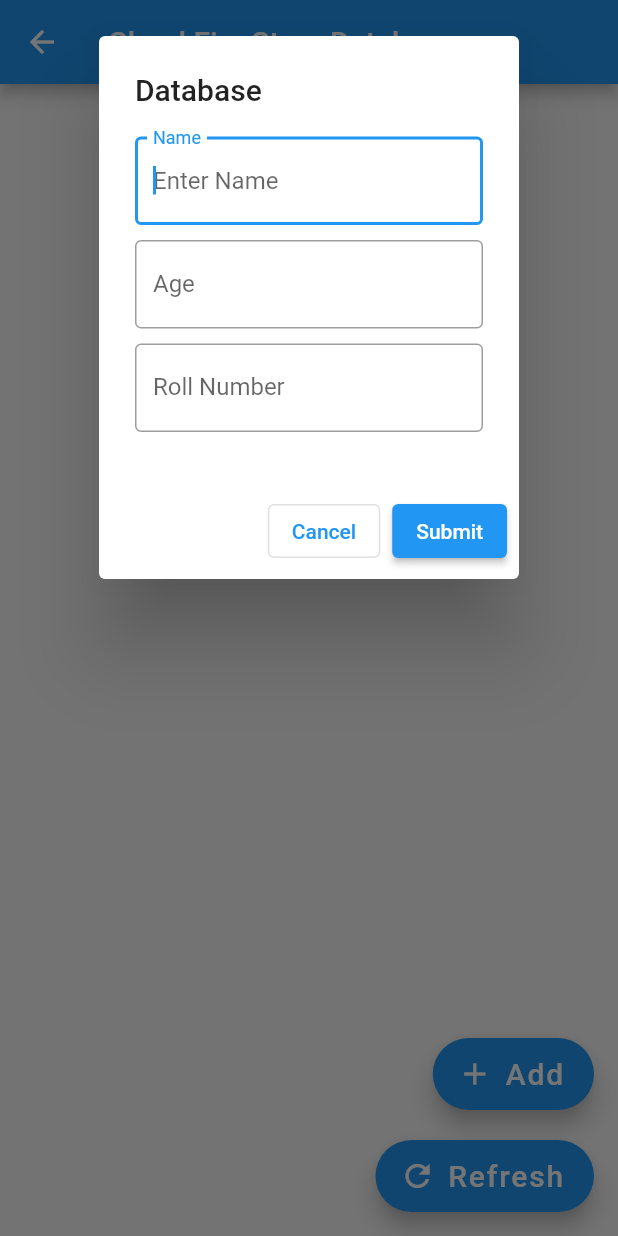
After one commit to gajeraajay2001/Flutter-Fire-01, a Flutter app: the CloudFireStoreDBPage screen opened by its route, after a tap on "Add", on a phone screen of 412 x 824 dp. The commit adds this screen. Run offline on Flutter 3.47's test engine with Material 2 defaults, Android fonts, the phone set to English and light mode, and no system bars; drawn by our look-alikes of firebase_database; our stand-ins replace cloud_firestore, email_validator, firebase_auth, firebase_core, google_sign_in; accounts and stored records are empty; network calls fail.

Commit message:
Initial Commit

```diff
--- a/lib/main.dart
+++ b/lib/main.dart
@@ -1,6 +1,8 @@
 import 'package:firebase_core/firebase_core.dart';
 import 'package:flutter/material.dart';
 import 'package:flutterfire01/screens/authentication_page.dart';
+import 'package:flutterfire01/screens/cloudfirestoredb_page.dart';
+import 'package:flutterfire01/screens/realtimedb_page.dart';
 import 'package:flutterfire01/screens/second_page.dart';
 import 'screens/home_screen.dart';
 
@@ -17,6 +19,8 @@ void main() {
         "/": (context) => HomeScreen(),
         AuthenticationPage.routes: (context) => AuthenticationPage(),
         SecondPage.routes: (context) => SecondPage(),
+        RealTimeDBPage.routes: (context) => RealTimeDBPage(),
+        CloudFireStoreDBPage.routes: (context) => CloudFireStoreDBPage(),
       },
     ),
   );
--- /dev/null
+++ b/lib/models/data_Model.dart
@@ -0,0 +1,25 @@
+import 'package:firebase_database/firebase_database.dart';
+
+class DataModel {
+  final String name;
+  final int age;
+  final int rollNumber;
+  DataModel({
+    required this.name,
+    required this.age,
+    required this.rollNumber,
+  });
+
+  DataModel.fromSnapshot(DataSnapshot snapshot)
+      : name = snapshot.value["name"],
+        age = snapshot.value["age"],
+        rollNumber = snapshot.value["rollNumber"];
+
+  toJson() {
+    return {
+      "name": name,
+      "age": age,
+      "rollNumber": rollNumber,
+    };
+  }
+}
--- a/lib/screens/authentication_page.dart
+++ b/lib/screens/authentication_page.dart
@@ -1,6 +1,8 @@
 import 'package:email_validator/email_validator.dart';
 import 'package:firebase_auth/firebase_auth.dart';
 import 'package:flutter/material.dart';
+import 'package:flutterfire01/screens/cloudfirestoredb_page.dart';
+import 'package:flutterfire01/screens/realtimedb_page.dart';
 import 'package:flutterfire01/screens/second_page.dart';
 import 'package:google_sign_in/google_sign_in.dart';
 
@@ -84,6 +86,18 @@ class _AuthenticationPageState extends State<AuthenticationPage> {
                 primary: Colors.redAccent,
                 onPrimary: Colors.black,
               ),
+            ),
+            ElevatedButton(
+              onPressed: () {
+                Navigator.of(context).pushNamed(RealTimeDBPage.routes);
+              },
+              child: Text("RealTime Database"),
+            ),
+            ElevatedButton(
+              onPressed: () {
+                Navigator.of(context).pushNamed(CloudFireStoreDBPage.routes);
+              },
+              child: Text("CloudFireStore Database"),
             ),
           ],
         ),
--- /dev/null
+++ b/lib/screens/cloudfirestoredb_page.dart
@@ -0,0 +1,245 @@
+import 'package:cloud_firestore/cloud_firestore.dart';
+import 'package:firebase_core/firebase_core.dart';
+import 'package:firebase_database/firebase_database.dart';
+import 'package:firebase_database/ui/firebase_animated_list.dart';
+import 'package:flutter/material.dart';
+import 'package:flutterfire01/models/data_Model.dart';
+
+class CloudFireStoreDBPage extends StatefulWidget {
+  static const routes = "cloud_fire_store_db_page";
+  @override
+  _CloudFireStoreDBPageState createState() => _CloudFireStoreDBPageState();
+}
+
+class _CloudFireStoreDBPageState extends State<CloudFireStoreDBPage> {
+  FirebaseFirestore firebaseFirestore = FirebaseFirestore.instance;
+  late QuerySnapshot<Map<String, dynamic>> res;
+  GlobalKey<FormState> _formKey = GlobalKey<FormState>();
+  TextEditingController _nameController = TextEditingController();
+  TextEditingController _ageController = TextEditingController();
+  TextEditingController _rollNumberController = TextEditingController();
+  late DatabaseReference databaseReference;
+  final fb = FirebaseDatabase.instance;
+
+  int id = 1;
+  String name = "";
+  int age = 0, rollNumber = 0;
+  @override
+  void initState() {
+    getData();
+
+    databaseReference = fb.reference();
+    super.initState();
+  }
+
+  getData() async {
+    res = await firebaseFirestore.collection("users").get();
+  }
+
+  @override
+  Widget build(BuildContext context) {
+    return Scaffold(
+      appBar: AppBar(
+        title: Text("Cloud Fire Store Database"),
+      ),
+      body: FirebaseAnimatedList(
+          query: databaseReference,
+          itemBuilder: (context, DataSnapshot snapshot, animation, index) {
+            List<DataModel> data = [];
+            List<QueryDocumentSnapshot<Map<String, dynamic>>> docs = res.docs;
+            docs.forEach((element) {
+              Map<String, dynamic> temp =
+                  element.data().cast<String, dynamic>();
+              data.add(DataModel(
+                  name: temp["name"],
+                  age: temp["age"],
+                  rollNumber: temp["rollNumber"]));
+            });
+            print("data:= $data");
+            return SizedBox(
+              height: MediaQuery.of(context).size.height * 0.9,
+              child: ListView.builder(
+                  itemCount: data.length,
+                  itemBuilder: (context, index) {
+                    return ListTile(
+                      leading: Text(data[index].rollNumber.toString()),
+                      title: Text(data[index].name.toString()),
+                      subtitle: Text("Age := ${data[index].age.toString()}"),
+                      trailing: Wrap(
+                        children: [
+                          IconButton(
+                            onPressed: () {},
+                            icon: Icon(
+                              Icons.delete,
+                              color: Colors.red,
+                            ),
+                          ),
+                        ],
+                      ),
+                    );
+                  }),
+            );
+          }),
+      floatingActionButton: Wrap(
+        crossAxisAlignment: WrapCrossAlignment.end,
+        direction: Axis.vertical,
+        children: [
+          FloatingActionButton.extended(
+            heroTag: null,
+            onPressed: () {
+              getForm();
+            },
+            label: Text(
+              "Add",
+              style: TextStyle(fontSize: 20),
+            ),
+            icon: Icon(Icons.add),
+          ),
+          SizedBox(height: 20),
+          FloatingActionButton.extended(
+            heroTag: null,
+            onPressed: () async {
+              QuerySnapshot<Map<String, dynamic>> res =
+                  await firebaseFirestore.collection("users").get();
+              List<QueryDocumentSnapshot<Map<String, dynamic>>> docs = res.docs;
+              docs.forEach((element) {
+                print(element.data());
+              });
+            },
+            label: Text(
+              "Refresh",
+              style: TextStyle(fontSize: 20),
+            ),
+            icon: Icon(Icons.refresh),
+          ),
+        ],
+      ),
+    );
+  }
+
+  getForm() {
+    showDialog(
+      context: context,
+      builder: (context) {
+        return SingleChildScrollView(
+          child: AlertDialog(
+            title: Text("Database"),
+            content: Form(
+              key: _formKey,
+              child: Column(
+                mainAxisSize: MainAxisSize.min,
+                children: [
+                  TextFormField(
+                    autofocus: true,
+                    controller: _nameController,
+                    textInputAction: TextInputAction.next,
+                    keyboardType: TextInputType.name,
+                    validator: (val) {
+                      if (val!.isEmpty) {
+                        return "Enter Your Name First.......";
+                      }
+                      return null;
+                    },
+                    onSaved: (val) {
+                      setState(() {
+                        name = val!;
+                      });
+                    },
+                    decoration: InputDecoration(
+                      labelText: "Name",
+                      hintText: "Enter Name",
+                      border: OutlineInputBorder(),
+                    ),
+                  ),
+                  SizedBox(height: 10),
+                  TextFormField(
+                    controller: _ageController,
+                    textInputAction: TextInputAction.next,
+                    keyboardType: TextInputType.number,
+                    validator: (val) {
+                      if (val!.isEmpty) {
+                        return "Enter Your Name First.......";
+                      }
+                      if (int.tryParse(val) == null) {
+                        return "Please Enter Valid Age.......";
+                      }
+                      return null;
+                    },
+                    onSaved: (val) {
+                      setState(() {
+                        age = int.parse(val!);
+                      });
+                    },
+                    decoration: InputDecoration(
+                      labelText: "Age",
+                      hintText: "Enter Age",
+                      border: OutlineInputBorder(),
+                    ),
+                  ),
+                  SizedBox(height: 10),
+                  TextFormField(
+                    controller: _rollNumberController,
+                    textInputAction: TextInputAction.done,
+                    keyboardType: TextInputType.number,
+                    validator: (val) {
+                      if (val!.isEmpty) {
+                        return "Enter Your Name First.......";
+                      }
+                      if (int.tryParse(val) == null) {
+                        return "Please Enter Valid Age.......";
+                      }
+                      return null;
+                    },
+                    onSaved: (val) {
+                      setState(() {
+                        rollNumber = int.parse(val!);
+                      });
+                    },
+                    decoration: InputDecoration(
+                      labelText: "Roll Number",
+                      hintText: "Enter RollNumber",
+                      border: OutlineInputBorder(),
+                    ),
+                  ),
+                  SizedBox(height: 10),
+                ],
+              ),
+            ),
+            actions: [
+              OutlinedButton(
+                onPressed: () {
+                  _rollNumberController.clear();
+                  _nameController.clear();
+                  _ageController.clear();
+                  Navigator.of(context).pop();
+                },
+                child: Text("Cancel"),
+              ),
+              ElevatedButton(
+                onPressed: () async {
+                  if (_formKey.currentState!.validate()) {
+                    _formKey.currentState!.save();
+
+                    await firebaseFirestore
+                        .collection("users")
+                        .doc("${id++}")
+                        .set({
+                      "name": name,
+                      "age": age,
+                      "rollNumber": rollNumber,
+                    });
+                    _rollNumberController.clear();
+                    _nameController.clear();
+                    _ageController.clear();
+                    Navigator.of(context).pop();
+                  }
+                },
+                child: Text("Submit"),
+              ),
+            ],
+          ),
+        );
+      },
+    );
+  }
+}
--- /dev/null
+++ b/lib/services/service.dart
@@ -0,0 +1,25 @@
+import 'package:firebase_database/firebase_database.dart';
+import 'package:flutterfire01/models/data_Model.dart';
+
+class DatabaseService {
+  Future<List<DataModel>> getData() async {
+    List<DataModel> data = [];
+    Query dataModelSnapShot =
+        FirebaseDatabase.instance.reference().child("Data");
+    print(dataModelSnapShot);
+    dataModelSnapShot.once().then((DataSnapshot snapshot) {
+      Map<String, dynamic> temp = snapshot.value.cast<String, dynamic>();
+      temp.forEach((key, value) {
+        print("$key => $value, ${value["name"]}");
+        data.add(DataModel(
+          name: value["name"],
+          age: value["age"],
+          rollNumber: value["rollNumber"],
+        ));
+      });
+    });
+    return data;
+  }
+}
+
+DatabaseService databaseService = DatabaseService();
--- a/pubspec.yaml
+++ b/pubspec.yaml
@@ -32,6 +32,8 @@ dependencies:
   firebase_auth: ^3.0.1
   google_sign_in: ^5.0.5
   email_validator: ^2.0.1
+  firebase_database: ^7.1.2
+  cloud_firestore: ^2.4.0
 dev_dependencies:
   flutter_test:
     sdk: flutter
```
Also changed, not shown: lib/screens/realtimedb_page.dart (added, +234 -0 lines), pubspec.lock, 1 other file.
